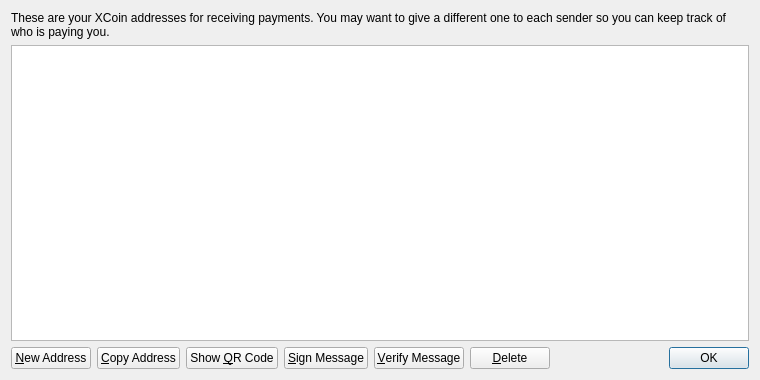
First picture: the form in src/qt/forms/addressbookpage.ui, repository kryptobytes/NOXI, before the edit.
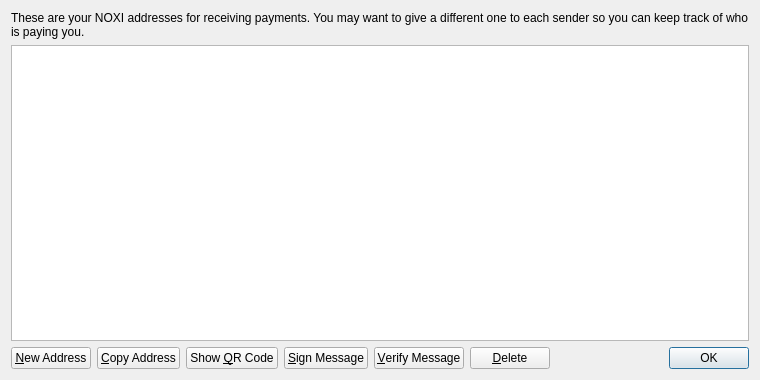
Second picture: the form after the edit. Icons and pictures are not drawn.

Commit message: All names changed to NOXI

What changed in the file:
```diff
--- a/src/qt/forms/addressbookpage.ui
+++ b/src/qt/forms/addressbookpage.ui
@@ -17,7 +17,7 @@
    <item>
     <widget class="QLabel" name="labelExplanation">
      <property name="text">
-      <string>These are your XCoin addresses for receiving payments. You may want to give a different one to each sender so you can keep track of who is paying you.</string>
+      <string>These are your NOXI addresses for receiving payments. You may want to give a different one to each sender so you can keep track of who is paying you.</string>
      </property>
      <property name="textFormat">
       <enum>Qt::PlainText</enum>
```
Left out of the diff: 4 changed lines with no effect on the pictures. The commit also changes 49 other files.
